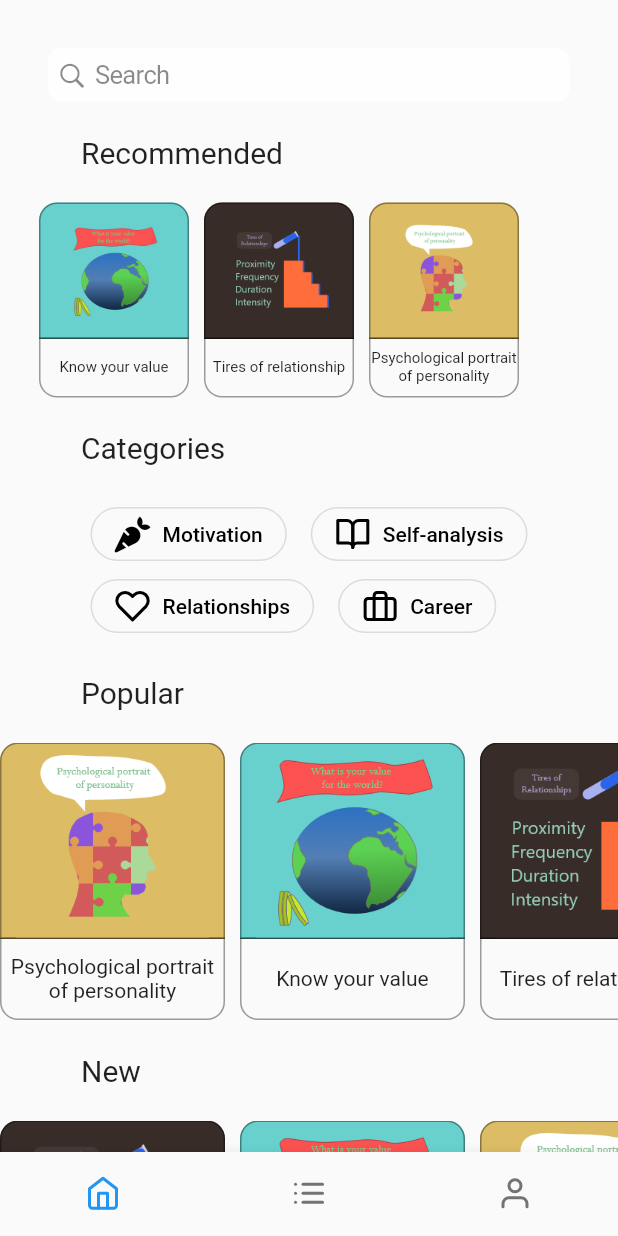
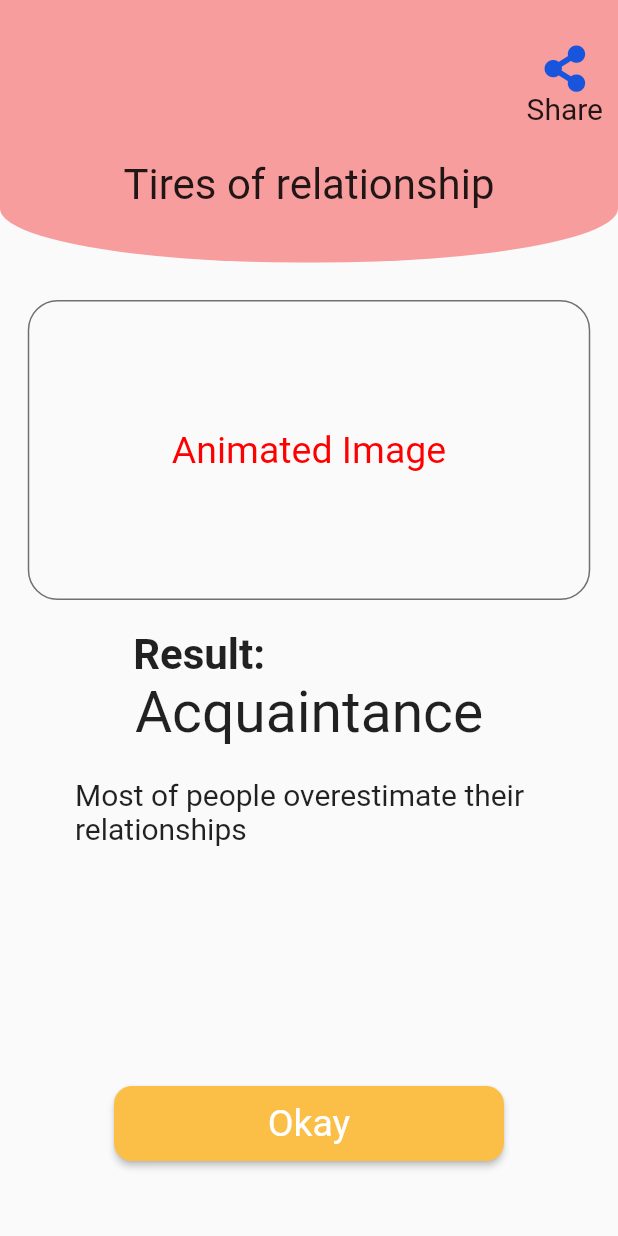
Before and after one commit to Majestr32/unrelatedapp, a Flutter app: the screen it shows after launch, on a phone screen of 412 x 824 dp. Run offline on Flutter 3.47's test engine with Material 2 defaults, Android fonts, the phone set to English and light mode, and no system bars; our stand-ins replace flutter_feather_icons, font_awesome_flutter.

Commit message:
Added quiz_result.dart

```diff
--- a/lib/main.dart
+++ b/lib/main.dart
@@ -7,6 +7,7 @@ import 'package:unrelatedapp/route_generator.dart';
 import 'package:unrelatedapp/screens/history.dart';
 import 'package:unrelatedapp/screens/home.dart';
 import 'package:unrelatedapp/screens/profile.dart';
+import 'package:unrelatedapp/screens/quiz_result.dart';
 import 'package:unrelatedapp/screens/slidable_quiz_screen.dart';
 
 void main() {
@@ -50,29 +51,29 @@ class _MainState extends State<Main> {
   @override
   Widget build(BuildContext context) {
     return Scaffold(
-      body: menuRoutes[_selectedIndex],
+      body: QuizResultScreen()
       //menuRoutes[_selectedIndex],
-      bottomNavigationBar: BottomNavigationBar(
-        currentIndex: _selectedIndex,
-        showSelectedLabels: false,
-        showUnselectedLabels: false,
-        unselectedFontSize: 0,
-        selectedFontSize: 0,
-        onTap: (index) {
-          if(index == _selectedIndex) return;
-          setState(() {
-            _selectedIndex = index;
-          });
-        },
-        items: const [
-          BottomNavigationBarItem(
-              icon: Icon(FeatherIcons.home), label: "Home"),
-          BottomNavigationBarItem(
-              icon: Icon(FeatherIcons.list), label: "History"),
-          BottomNavigationBarItem(
-              icon: Icon(FeatherIcons.user), label: "Profile")
-        ],
-      ),
+      //bottomNavigationBar: BottomNavigationBar(
+        //currentIndex: _selectedIndex,
+        //showSelectedLabels: false,
+        //showUnselectedLabels: false,
+        //unselectedFontSize: 0,
+        //selectedFontSize: 0,
+        //onTap: (index) {
+          //if(index == _selectedIndex) return;
+          //setState(() {
+            //_selectedIndex = index;
+          //});
+        //},
+        //items: const [
+          //BottomNavigationBarItem(
+              //icon: Icon(FeatherIcons.home), label: "Home"),
+         // BottomNavigationBarItem(
+             // icon: Icon(FeatherIcons.list), label: "History"),
+          //BottomNavigationBarItem(
+              //icon: Icon(FeatherIcons.user), label: "Profile")
+
+
     );
-  }
+ }
 }
--- /dev/null
+++ b/lib/screens/quiz_result.dart
@@ -0,0 +1,97 @@
+import 'package:flutter/material.dart';
+import 'package:font_awesome_flutter/font_awesome_flutter.dart';
+class QuizResultScreen extends StatefulWidget {
+  const QuizResultScreen({Key? key}) : super(key: key);
+
+  @override
+  _QuizResultScreenState createState() => _QuizResultScreenState();
+}
+
+class _QuizResultScreenState extends State<QuizResultScreen> {
+  @override
+  Widget build(BuildContext context) {
+    return Scaffold(
+      body: Column(
+        children: [
+          _firstWidget(),
+          SizedBox(height: 25,),
+          _secondWidget(),
+          SizedBox(height: 20,),
+          _thirdWidget(),
+          SizedBox(height: 20,),
+          _fourthWidget(),
+          Spacer(),
+          _buttonWidget(),
+          SizedBox(height: 50,)
+        ],
+      ),
+
+
+    );
+  }
+
+  Widget _firstWidget(){
+    return Container(
+      height: 175,
+      width: MediaQuery.of(context).size.width,
+      decoration: BoxDecoration(
+          borderRadius: BorderRadius.vertical(bottom: Radius.elliptical(200, 36)),color: Color(0xFFF89D9D)
+      ),
+      child: Stack(children:[Align(child: Text("Tires of relationship",style: TextStyle(fontSize: 28),),alignment: Alignment(0,0.5)),
+        Align(
+          alignment: Alignment.topRight,
+          child: Container(
+            margin: EdgeInsets.fromLTRB(10, 30, 10, 20),
+            child: Column(
+              children: [
+                Icon(FontAwesomeIcons.shareAlt, color: Color(0xFF1954DD), size: 31,),
+                Text("Share", style: TextStyle(fontSize: 20),)
+              ],
+            ),
+          ),
+        )]),
+
+
+    );
+  }
+
+  Widget _secondWidget(){
+    return Container(
+      child: Align(child: Text("Animated Image", style: TextStyle(color: Color(0xFFFF0000), fontSize: 25),), alignment: Alignment(0,0.0),),
+      height: 200,
+      width: 375,
+      decoration: BoxDecoration(
+        border: Border.all(width: 1, color: Color(0xFF707070)),
+        borderRadius: BorderRadius.all(Radius.circular(20)),
+
+      ),
+
+    );
+  }
+
+  Widget _thirdWidget(){
+    return Container(
+      child: Column(
+        children: [
+          Align(child: Text("Result: ", style: TextStyle(fontSize: 28, fontWeight: FontWeight.bold),),alignment: Alignment(-0.44,0.0),),
+          Text("Acquaintance", style: TextStyle(fontSize: 38,),)
+        ],
+      ),
+    );
+  }
+
+  Widget _fourthWidget(){
+    return Container(
+      child: Padding(
+        padding: const EdgeInsets.symmetric(vertical: 0.0, horizontal: 50),
+        child: Text("Most of people overestimate their relationships", style: TextStyle(fontSize: 20),),
+      ),
+    );
+  }
+
+  Widget _buttonWidget(){
+    return Container(
+      child: ElevatedButton(onPressed: (){}, child: Text("Okay", style: TextStyle(fontSize: 25, fontWeight: FontWeight.normal),), style: ElevatedButton.styleFrom(primary: Color(0xFFFBBF48), shape: RoundedRectangleBorder(borderRadius: BorderRadius.circular(12.0) ), minimumSize: Size(260,50))),
+    );
+  }
+}
```
